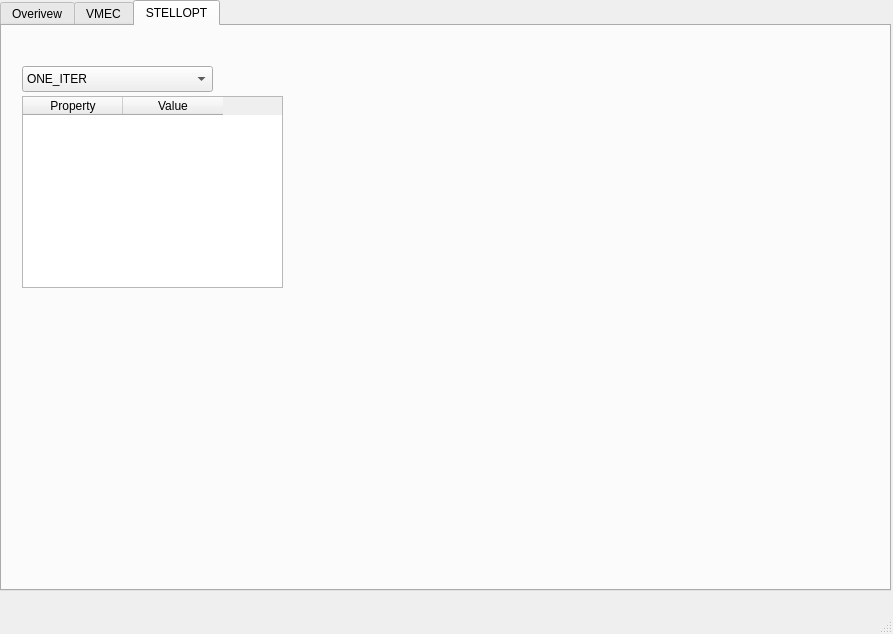
PrincetonUniversity/STELLOPT, file pySTEL/STELLOPT.ui: the form before one commit.
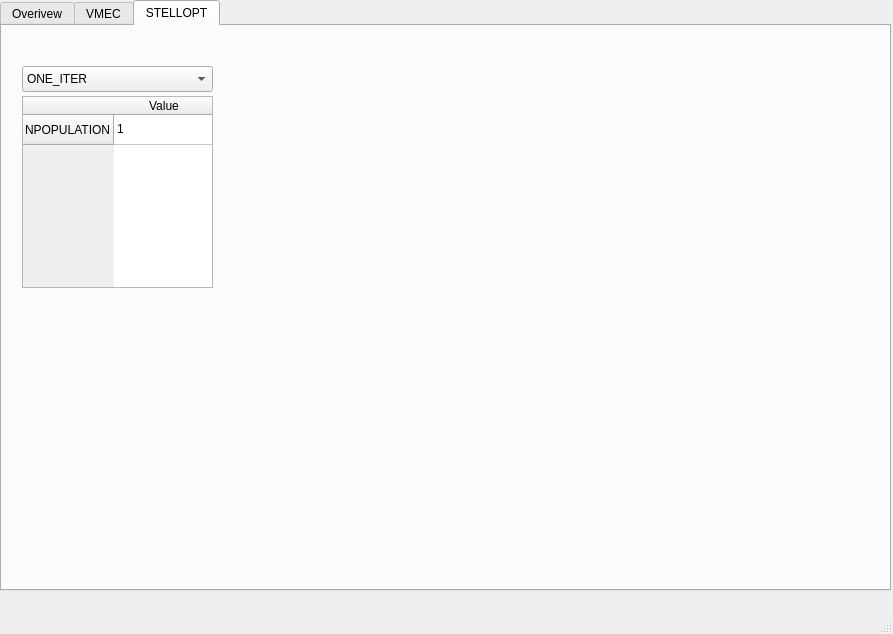
The form after the commit.

The edit to the form file:
```diff
--- a/pySTEL/STELLOPT.ui
+++ b/pySTEL/STELLOPT.ui
@@ -756,20 +756,25 @@
        <rect>
         <x>20</x>
         <y>70</y>
-        <width>261</width>
+        <width>191</width>
         <height>192</height>
        </rect>
       </property>
-      <column>
+      <row>
        <property name="text">
-        <string>Property</string>
+        <string>NPOPULATION</string>
        </property>
-      </column>
+      </row>
       <column>
        <property name="text">
         <string>Value</string>
        </property>
       </column>
+      <item row="0" column="0">
+       <property name="text">
+        <string>1</string>
+       </property>
+      </item>
      </widget>
     </widget>
    </widget>
```
